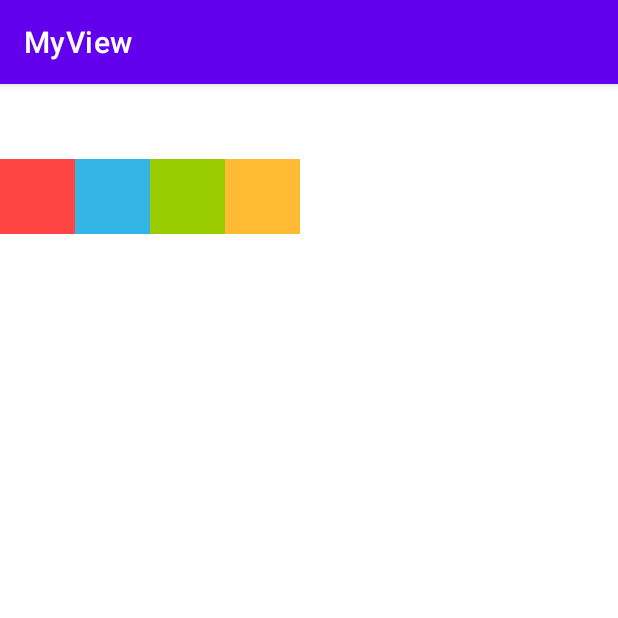
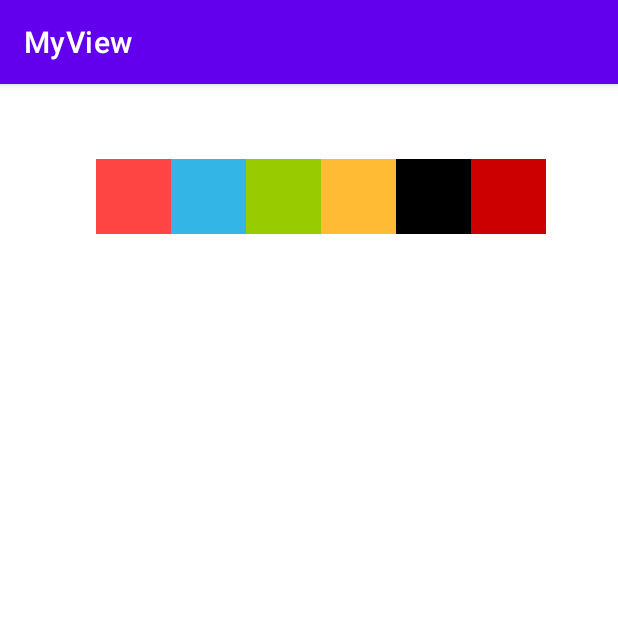
Before and after one commit to Flymetwothemoon/MyView, an Android app: the screen it shows after launch (MainActivity), on a phone screen of 412 x 824 dp, the top half of it. Run offline under Robolectric (Android 15) with nearby library versions, the phone set to English and light mode, and no system bars.

Commit message:
scroller

```diff
--- a/app/src/main/java/com/example/myview/MainActivity.java
+++ b/app/src/main/java/com/example/myview/MainActivity.java
@@ -7,6 +7,7 @@ import android.view.animation.AnimationUtils;
 
 public class MainActivity extends AppCompatActivity {
     private com.example.myview.anime anime;
+    private com.example.myview.scroller mScroller;
     @Override
     protected void onCreate(Bundle savedInstanceState) {
         super.onCreate(savedInstanceState);
@@ -17,5 +18,7 @@ public class MainActivity extends AppCompatActivity {
         anime = findViewById(R.id.anime);
         anime.setAnimation(AnimationUtils.loadAnimation(MainActivity.this,R.anim.translate));
         //ObjectAnimator.ofFloat(anime,"translationX",0,300).setDuration(1000).start();
+        mScroller = findViewById(R.id.scroller);
+        mScroller.smoothScrollTo(-100,0);
     }
 }
--- /dev/null
+++ b/app/src/main/java/com/example/myview/scrollToAndscrollBy.java
@@ -0,0 +1,33 @@
+package com.example.myview;
+
+import android.content.Context;
+import android.util.AttributeSet;
+import android.view.MotionEvent;
+import android.view.View;
+
+import androidx.annotation.Nullable;
+
+public class scrollToAndscrollBy extends View {
+    private int lastX;
+    private int lastY;
+    public scrollToAndscrollBy(Context context, @Nullable AttributeSet attrs) {
+        super(context, attrs);
+    }
+
+    @Override
+    public boolean onTouchEvent(MotionEvent event) {
+        int x = (int) event.getX();
+        int y = (int) event.getY();
+        switch (event.getAction()){
+            case MotionEvent.ACTION_DOWN:
+                lastX = x;
+                lastY = y;
+                break;
+                case MotionEvent.ACTION_MOVE:
+                    int offsetX = x - lastX;
+                    int offsetY = y - lastY;
+                    ((View) getParent()).scrollBy(-offsetX,-offsetY);break;
+        }
+        return true;
+    }
+}
--- /dev/null
+++ b/app/src/main/java/com/example/myview/scroller.java
@@ -0,0 +1,34 @@
+package com.example.myview;
+
+import android.content.Context;
+import android.util.AttributeSet;
+import android.view.View;
+import android.widget.ScrollView;
+import android.widget.Scroller;
+
+import androidx.annotation.Nullable;
+
+public class scroller extends View {
+    private Scroller mScroller;
+    public scroller(Context context, @Nullable AttributeSet attrs) {
+        super(context, attrs);
+        mScroller = new Scroller(context);
+    }
+
+    @Override
+    public void computeScroll(){
+// 判断Scroller是否执行完毕
+        super.computeScroll();
+        if(mScroller.computeScrollOffset()){
+            ((View)getParent()).scrollTo(mScroller.getCurrX(),mScroller.getCurrY());
+            invalidate();
+        }
+    }
+    public void smoothScrollTo(int destX,int destY){
+        int scrollX = getScrollX();
+        int delta = destX - scrollX;
+        mScroller.startScroll(scrollX,0,delta,0,20000);
+        invalidate();
+    }
+
+}
--- a/app/src/main/res/anim/translate.xml
+++ b/app/src/main/res/anim/translate.xml
@@ -3,6 +3,6 @@
     android:fillAfter="true">
 <translate
     android:fromXDelta="0"
-    android:toXDelta="300"
-    android:duration = "1000"/>
+    android:toXDelta="600"
+    android:duration = "5000"/>
 </set>
--- a/app/src/main/res/layout/activity_main.xml
+++ b/app/src/main/res/layout/activity_main.xml
@@ -27,4 +27,18 @@
        android:id="@+id/anime"
        android:background="@android:color/holo_orange_light"
        android:layout_height="50dp"/>
+   <com.example.myview.scrollToAndscrollBy
+       android:layout_width="50dp"
+       android:layout_height="50dp"
+
+       android:layout_marginTop="50dp"
+       android:background="@android:color/primary_text_light"
+       />
+  <com.example.myview.scroller
+      android:layout_width="50dp"
+      android:layout_height="50dp"
+      android:layout_marginTop="50dp"
+      android:id="@+id/scroller"
+      android:background="@android:color/holo_red_dark"
+      />
 </LinearLayout>
```
